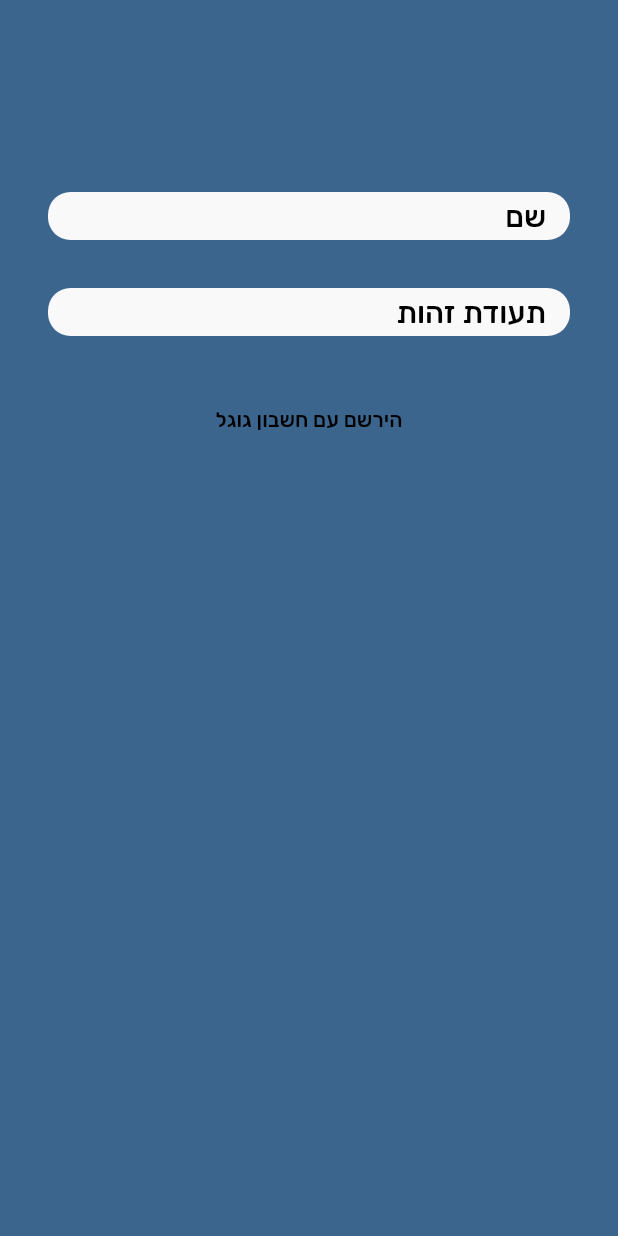
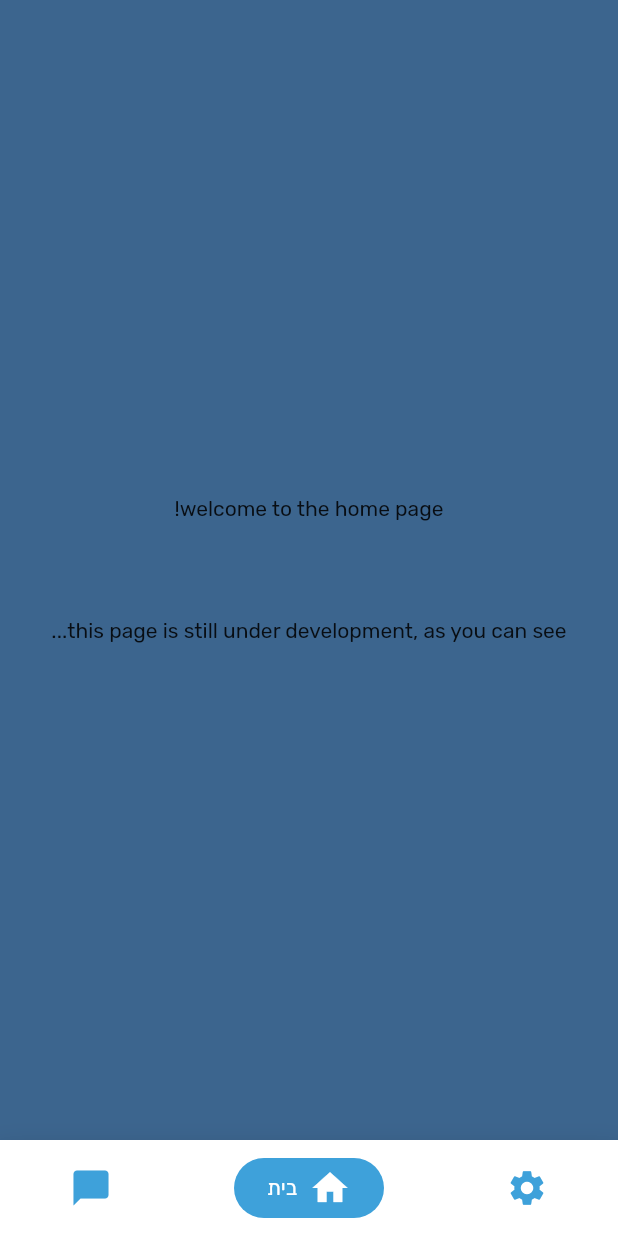
Before and after one commit to capslock-bmdc/tzurba-roeah-ruchani-app, a Flutter app: the screen it shows after launch, after a tap on "הירשם עם חשבון גוגל", on a phone screen of 412 x 824 dp. Run offline on Flutter 3.47's test engine with Material 2 defaults, Android fonts, the phone set to English and light mode, and no system bars; our stand-ins replace cloud_functions, firebase_auth, google_fonts, google_sign_in, page_transition; accounts and stored records are empty.

Commit message:
added pages templates closes #14

```diff
--- /dev/null
+++ b/lib/screens/home.dart
@@ -0,0 +1,28 @@
+import 'package:flutter/material.dart';
+
+import 'package:tzurba_roeah_ruchani_app/widgets/core/screen.dart';
+import 'package:tzurba_roeah_ruchani_app/widgets/core/spacer.dart';
+
+class HomeScreen extends StatelessWidget {
+
+  @override
+  Widget build(BuildContext context) {
+    return ScreenWidget(
+      child: Container(
+        padding: EdgeInsets.all(32),
+        color: Theme.of(context).primaryColor,
+        child: Center(
+          child: Column(
+            mainAxisSize: MainAxisSize.max,
+            mainAxisAlignment: MainAxisAlignment.center,
+            children: <Widget>[
+              Text("welcome to the home page!"),
+              SpacerWidget(height: 64),
+              Text("this page is still under development, as you can see...")
+            ],
+          ),
+        ),
+      ),
+    );
+  }
+}
--- a/lib/screens/signup.dart
+++ b/lib/screens/signup.dart
@@ -8,11 +8,11 @@ import 'package:tzurba_roeah_ruchani_app/widgets/core/textField.dart';
 
 class SignupScreen extends StatelessWidget {
   void _onPressSignUp(BuildContext context) {
-    Navigator.pushReplacementNamed(context, '/app');
+    Navigator.pushNamed(context, '/home');
   }
 
   void _onPressSignIn(BuildContext context) {
-    Navigator.pushReplacementNamed(context, '/signin');
+    Navigator.pushNamed(context, '/signin');
   }
 
   Widget _logo() {
--- a/lib/widgets/core/screen.dart
+++ b/lib/widgets/core/screen.dart
@@ -9,6 +9,8 @@ class ScreenWidget extends StatelessWidget {
 
   @override
   Widget build(BuildContext context) {
+    // TODO: make the background light by default and you can make it dark using a flag,
+    // the signin/up pages use the dark background.
     return Scaffold(
       resizeToAvoidBottomPadding: false,
       body: SafeArea(child: child),
--- a/lib/widgets/sheard/navbar.dart
+++ b/lib/widgets/sheard/navbar.dart
@@ -2,11 +2,12 @@ import 'package:flutter/material.dart';
 
 import 'package:tzurba_roeah_ruchani_app/consts/routes.dart';
 import 'package:tzurba_roeah_ruchani_app/models/route.dart';
-import 'package:tzurba_roeah_ruchani_app/widgets/core/clippedView.dart';
 import 'package:tzurba_roeah_ruchani_app/widgets/sheard/navbarItem.dart';
 
 class NavbarWidget extends StatefulWidget {
-  NavbarWidget({this.navigatorKey});
+  NavbarWidget({
+    this.navigatorKey,
+  });
 
   final GlobalKey<NavigatorState> navigatorKey;
 
@@ -15,7 +16,7 @@ class NavbarWidget extends StatefulWidget {
 }
 
 class _NavbarWidgetState extends State<NavbarWidget> {
-  String _selectedPath = "/signup";
+  String _selectedPath = "/home";
 
   void _onSelectRoute(String path) {
     setState(() => _selectedPath = path);
@@ -53,13 +54,10 @@ class _NavbarWidgetState extends State<NavbarWidget> {
           )
         ],
       ),
-      alignment: Alignment.center,
-      child: ClippedViewWidget(
-        child: Row(
-          mainAxisAlignment: MainAxisAlignment.center,
-          mainAxisSize: MainAxisSize.max,
-          children: _generateChildren(),
-        ),
+      child: Row(
+        mainAxisAlignment: MainAxisAlignment.spaceAround,
+        mainAxisSize: MainAxisSize.max,
+        children: _generateChildren(),
       ),
     );
   }
```
Also changed, not shown: lib/consts/routes.dart (+28 -1 lines), lib/screens/chat.dart (added, +28 -0 lines), lib/screens/settings.dart (added, +28 -0 lines).
